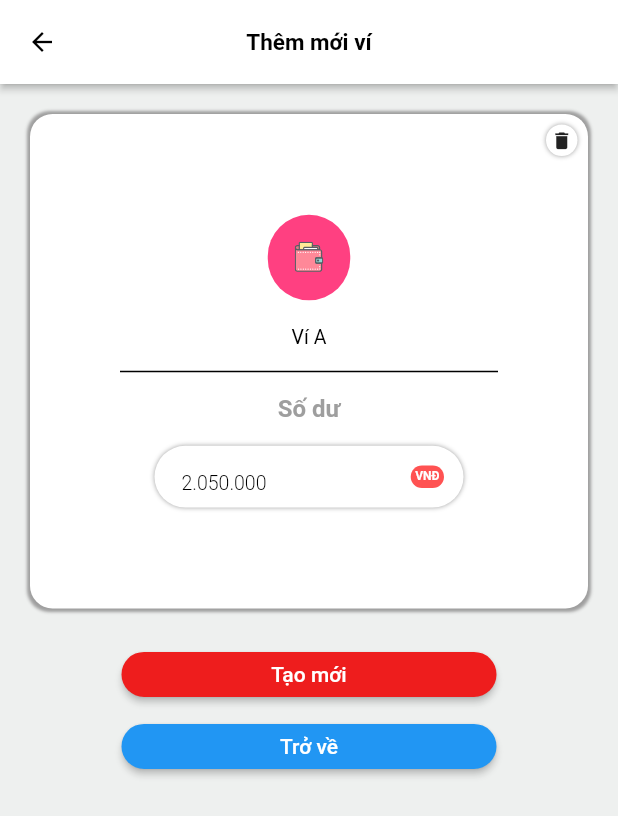
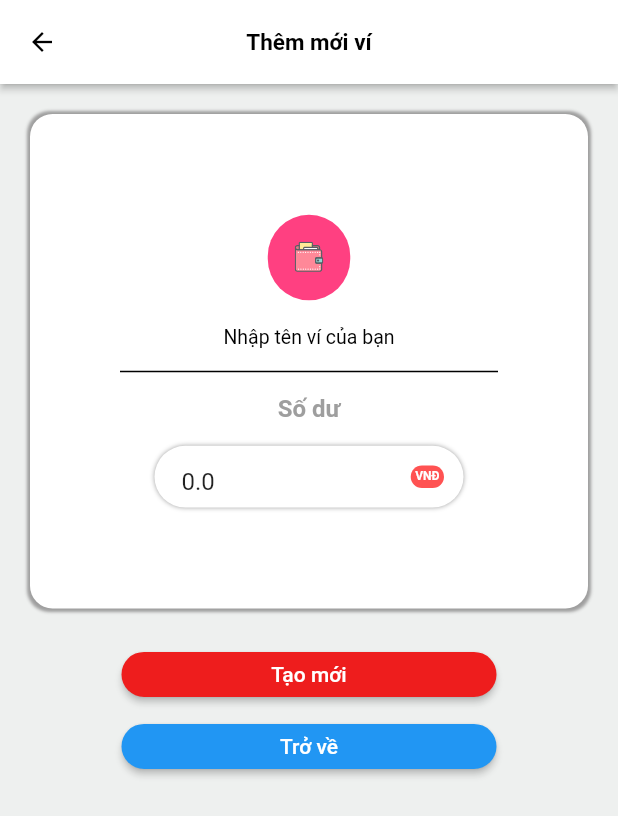
Before and after one commit to NguyenHongPhuc2001/graduation_thesis_project, a Flutter app: the WalletCreate screen opened directly, on a phone screen of 412 x 824 dp. Shown: the top 816 px of the screen. Run offline on Flutter 3.47's test engine with Material 2 defaults, Android fonts, the light colour scheme and no system bars; our stand-ins replace flutter_masked_text2, flutter_svg, fluttertoast, get, percent_indicator; accounts and stored records are empty; network calls fail.

Commit message:
the second update front end for wallet object

```diff
--- a/lib/home.dart
+++ b/lib/home.dart
@@ -1,6 +1,8 @@
 import 'package:flutter/material.dart';
 import 'package:fluttertoast/fluttertoast.dart';
+import 'package:get/get.dart';
 import 'package:graduation_thesis_project/models/Transaction.dart';
+import 'package:graduation_thesis_project/ui/wallet_create.dart';
 import 'package:graduation_thesis_project/views/page/overview.dart';
 import 'package:graduation_thesis_project/views/page/planning.dart';
 import 'package:graduation_thesis_project/views/page/setting.dart';
@@ -35,7 +37,7 @@ class _HomeState extends State<Home> {
         child: FittedBox(
           child: FloatingActionButton(
             onPressed: () async {
-
+              Get.to(const WalletCreate());
             },
             child: const Icon(Icons.add),
           ),
--- a/lib/main.dart
+++ b/lib/main.dart
@@ -32,7 +32,7 @@
         primarySwatch: Colors.blue,
       ),
       debugShowCheckedModeBanner: false,
-      home: const WalletList(),
+      home: const Home(),
     );
   }
 }
--- a/lib/ui/wallet_create.dart
+++ b/lib/ui/wallet_create.dart
@@ -1,5 +1,9 @@
 import 'package:flutter/material.dart';
 import 'package:flutter_svg/svg.dart';
+import 'package:get/get.dart';
+import 'package:graduation_thesis_project/models/Account.dart';
+
+import '../services/remote_services.dart';
 
 class WalletCreate extends StatefulWidget {
   const WalletCreate({Key? key}) : super(key: key);
@@ -9,10 +13,21 @@ class WalletCreate extends StatefulWidget {
 }
 
 class _WalletCreateState extends State<WalletCreate> {
+
+  String? _walletName = "";
+  double? _walletBalance = 0.0;
+  Account? _account;
+
   @override
   Widget build(BuildContext context) {
 
     Size size = MediaQuery.of(context).size;
+
+    final controllerWalletName = TextEditingController();
+    final controllerWalletBalance = TextEditingController();
+
+    controllerWalletName.text = _walletName!;
+    controllerWalletBalance.text = _walletBalance.toString();
 
     return Scaffold(
         resizeToAvoidBottomInset: false,
@@ -33,7 +48,7 @@ class _WalletCreateState extends State<WalletCreate> {
               size: 20,
             ),
             onPressed: () {
-
+              Get.back();
             },
           ),
           centerTitle: true,
@@ -63,24 +78,6 @@ class _WalletCreateState extends State<WalletCreate> {
                 child: Stack(
                   alignment: Alignment.topRight,
                   children: [
-                    Container(
-                      padding: const EdgeInsets.all(3),
-                      margin: const EdgeInsets.all(7),
-                      decoration: BoxDecoration(
-                          color: Colors.white,
-                          borderRadius: BorderRadius.circular(100),
-                          boxShadow: const [
-                            BoxShadow(
-                                color: Colors.grey,
-                                blurRadius: 2
-                            )
-                          ]
-                      ),
-                      child: const Icon(
-                        Icons.delete,
-                        size: 15,
-                      ),
-                    ),
                     Center(
                       child: Column(
                         mainAxisAlignment: MainAxisAlignment.center,
@@ -94,14 +91,16 @@ class _WalletCreateState extends State<WalletCreate> {
                             padding: const EdgeInsets.all(18),
                             child: SvgPicture.asset("images/simple_wallet.svg"),
                           ),
-                          const Padding(
-                            padding: EdgeInsets.symmetric(horizontal: 60),
+                          Padding(
+                            padding: const EdgeInsets.symmetric(horizontal: 60),
                             child: TextField(
-                              decoration: InputDecoration(
+                              controller: controllerWalletName,
+                              onChanged: (value) => _walletName = value,
+                              decoration: const InputDecoration(
                                 enabledBorder: UnderlineInputBorder(
                                   borderSide: BorderSide(color: Colors.black),
                                 ),
-                                hintText: "Ví A",
+                                hintText: "Nhập tên ví của bạn",
                                 hintStyle: TextStyle(
                                     fontSize: 13,
                                     color: Colors.black
@@ -141,6 +140,8 @@ class _WalletCreateState extends State<WalletCreate> {
                                 SizedBox(
                                   height : 40,
                                   child: TextField(
+                                    controller: controllerWalletBalance,
+                                    onChanged: (value) => _walletBalance = double.parse(value),
                                     autofocus: false,
                                     decoration: InputDecoration(
                                       contentPadding: const EdgeInsets.only(left: 15, top: 5, bottom: 15),
@@ -154,7 +155,7 @@ class _WalletCreateState extends State<WalletCreate> {
                                       ),
                                       filled: true,
                                       fillColor: Colors.white,
-                                      hintText: "2.050.000",
+                                      hintText: "Nhập số dư",
                                       hintStyle: const TextStyle(
                                           fontSize: 13,
                                           color: Colors.black,
@@ -191,7 +192,9 @@ class _WalletCreateState extends State<WalletCreate> {
               ),
               ElevatedButton(
                 onPressed: (){
-
+                  _account = Account(accountUsername: "ChuTT");
+                  RemoteService().createWallet(_walletName, _walletBalance, _account);
+                  Get.back();
                 },
                 style: ElevatedButton.styleFrom(
                     shape: const StadiumBorder(),
@@ -204,7 +207,7 @@ class _WalletCreateState extends State<WalletCreate> {
               ),
               ElevatedButton(
                 onPressed: (){
-
+                  Get.back();
                 },
                 style: ElevatedButton.styleFrom(
                     shape: const StadiumBorder(),
--- a/lib/ui/wallet_setting.dart
+++ b/lib/ui/wallet_setting.dart
@@ -18,12 +18,6 @@ class WalletSetting extends StatefulWidget {
 }
 
 class _WalletSettingState extends State<WalletSetting> {
-
-  @override
-  void initState() {
-    // TODO: implement initState
-    super.initState();
-  }
 
   @override
   Widget build(BuildContext context) {
```
Also changed, not shown: lib/services/remote_services.dart (+27 -0 lines), lib/ui/wallet_list.dart (+12 -19 lines), lib/views/page/overview.dart (+7 -2 lines).
